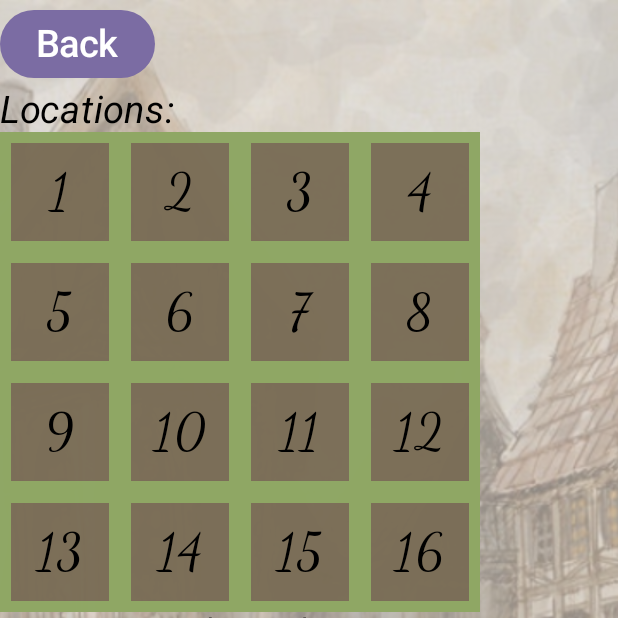
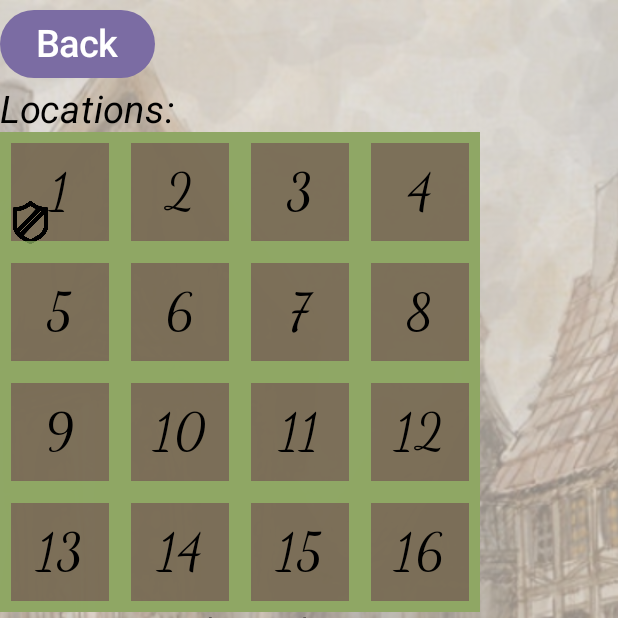
Before and after one commit to AlmonGl/NorthFrontier, an Android app built with Jetpack Compose: the SquadsAndSpiesScreen screen opened through its navigation route, after a tap on "10", on a phone screen of 412 x 824 dp, the top half of it. Run offline under Robolectric (Android 15) with nearby library versions, the phone set to English and light mode, and no system bars; our stand-ins replace Room's generated code.

Commit message:
images to map

```diff
--- a/app/src/main/java/com/game/northFrontier/ViewModel/LocationViewModel.kt
+++ b/app/src/main/java/com/game/northFrontier/ViewModel/LocationViewModel.kt
@@ -37,8 +37,10 @@ class LocationViewModel(): ViewModel() {
     var currentYear = 0
     var locAttacked = ""
 
-
-
+    val locationsWithManors = mutableListOf<Int>()
+    val locationsWithTowns = mutableListOf<Int>()
+    var locationsWithSquads = mutableListOf<Int>()
+    var locationsDepleted = mutableListOf<Int>()
 
     var raidsReport = "Rumors about barbarian raids:"
     var raidsReportBefore = ""
@@ -54,11 +56,11 @@ class LocationViewModel(): ViewModel() {
     var currentTaxesLocId = 1
     var currentLocationTotalTaxes = 0
     var listOfLocsToTax = mutableListOf<Int>()
-    var foodUpkeep by  mutableIntStateOf(0)
+    var foodUpkeep by  mutableIntStateOf(100)
     var foodUpkeepValue = 0
-    var milUpkeep by  mutableIntStateOf(0)
+    var milUpkeep by  mutableIntStateOf(100)
     var milUpkeepValue = 0
-    var civUpkeep by  mutableIntStateOf(0)
+    var civUpkeep by  mutableIntStateOf(100)
     var civUpkeepValue = 0
     var civUp by  mutableStateOf(false)
     var civUpValue= 0
--- a/app/src/main/java/com/game/northFrontier/database/Location.kt
+++ b/app/src/main/java/com/game/northFrontier/database/Location.kt
@@ -232,12 +232,12 @@ data class Location (
         manor=false
         militia=0
         feudalPower=0
-
+        depleted=1
     }
     fun decreasePop(x1: Int) {
         var x =x1
         if (x>= workersAll) {
-            depleted=1
+
             deplete()
             return
         }
@@ -273,7 +273,7 @@ data class Location (
             workersTraders-=x
             return
         } else {
-            depleted=1
+
             deplete()
         }
     }
--- a/app/src/main/java/com/game/northFrontier/database/LocationsDao.kt
+++ b/app/src/main/java/com/game/northFrontier/database/LocationsDao.kt
@@ -23,6 +23,8 @@ interface LocationsDao {
     suspend fun getRulersOnLocations(): List<String>
     @Query("SELECT id FROM Location WHERE depleted = '0'")
     suspend fun getNotDepletedLocationsIds() : List<Int>
+    @Query("SELECT id FROM Location WHERE depleted = '1'")
+    suspend fun getDepletedLocationsIds() : List<Int>
     @Query("SELECT * FROM Location WHERE depleted = '0'")
     suspend fun getNotDepletedLocations() : List<Location>
     @Insert(onConflict = OnConflictStrategy.REPLACE)
--- a/app/src/main/java/com/game/northFrontier/view/MainInfoScreen.kt
+++ b/app/src/main/java/com/game/northFrontier/view/MainInfoScreen.kt
@@ -16,7 +16,9 @@ import androidx.compose.foundation.layout.Row
 import androidx.compose.foundation.layout.fillMaxSize
 import androidx.compose.foundation.layout.fillMaxWidth
 import androidx.compose.foundation.layout.height
+import androidx.compose.foundation.layout.offset
 import androidx.compose.foundation.layout.padding
+import androidx.compose.foundation.layout.size
 import androidx.compose.foundation.layout.width
 import androidx.compose.foundation.verticalScroll
 import androidx.compose.material.icons.Icons
@@ -268,6 +270,7 @@ fun LocationCard(
     dao: LocationsDao,
     id: Int
 ) {
+
     Box(
         modifier = Modifier
             .width(80.dp)
@@ -291,6 +294,39 @@ fun LocationCard(
     )
     {
         Text(text = " $id ", fontSize = 34.sp, fontFamily = FontFamily.Cursive)
+
+
+            if (id in viewModel.locationsDepleted) {
+            Image(
+                painter = painterResource(id = R.drawable.column),
+                contentDescription = "",
+                modifier = Modifier.size(30.dp, 30.dp).offset((-20).dp, (-18).dp)
+            )
+
+            }
+            if (id in viewModel.locationsWithManors) {
+                Image(
+                    painter = painterResource(id = R.drawable.castle),
+                    contentDescription = "",
+                    modifier = Modifier.size(30.dp, 30.dp).offset(18.dp,18.dp)
+                )
+
+            }
+            if (id in viewModel.locationsWithTowns) {
+                Image(
+                    painter = painterResource(id = R.drawable.townhall),
+                    contentDescription = "",
+                    modifier = Modifier.size(30.dp, 30.dp).offset(18.dp,18.dp)
+                )
+
+            }
+            if (id in viewModel.locationsWithSquads) {
+                Image(
+                    painter = painterResource(id = R.drawable.shield),
+                    contentDescription = "",
+                    modifier = Modifier.size(30.dp, 30.dp).offset((-20).dp, 20.dp)
+                )
+            }
 
     }
 }
--- a/app/src/main/java/com/game/northFrontier/view/MonthScreen.kt
+++ b/app/src/main/java/com/game/northFrontier/view/MonthScreen.kt
@@ -55,7 +55,7 @@ fun MonthScreen(navController: NavController,
                 Text(text = "Leave me for now")
             }
         }
-        Text(text = viewModel.listOfLocsToTax.toString())
+
         if (viewModel.currentMonth==1) {
             Button(onClick = {
 
--- a/app/src/main/java/com/game/northFrontier/view/SquadManagingScreen.kt
+++ b/app/src/main/java/com/game/northFrontier/view/SquadManagingScreen.kt
@@ -111,6 +111,7 @@ fun SquadManagingScreen(navController: NavController,
                 updateSquadViewList(lifecycleScope, dao, viewModel)
                 navController.navigate(Screen.SquadManager.route)
             }
+            viewModel.locationsWithSquads = dao.getSquadsLocations().toMutableList()
         } }) {
             Text(text = "Delete ${viewModel.selectedSquad} squad")
         }
--- a/app/src/main/java/com/game/northFrontier/view/SquadsAndSpiesScreen.kt
+++ b/app/src/main/java/com/game/northFrontier/view/SquadsAndSpiesScreen.kt
@@ -62,7 +62,9 @@ fun SquadsAndSpiesScreen(
                 lifecycleScope.launch {
                 val squad: Squad = dao.getSquadById(viewModel.selectedSquad)
                 squad.locationId=viewModel.selectedLocationId
+
                 dao.updateSquad(squad)
+                viewModel.locationsWithSquads = dao.getSquadsLocations().toMutableList()
                 }
             }
         }) {
```
Also changed, not shown: app/build.gradle.kts (+6 -5 lines), app/src/main/java/com/game/northFrontier/database/generatingFunctions.kt (+7 -2 lines), app/src/main/java/com/game/northFrontier/view/LocationTaxesScreen.kt (+19 -6 lines), app/src/main/java/com/game/northFrontier/view/StartScreen.kt (+13 -0 lines), app/src/main/res/drawable/castle.png (added), app/src/main/res/drawable/column.png (added), app/src/main/res/drawable/shield.png (added), app/src/main/res/drawable/townhall.png (added).
